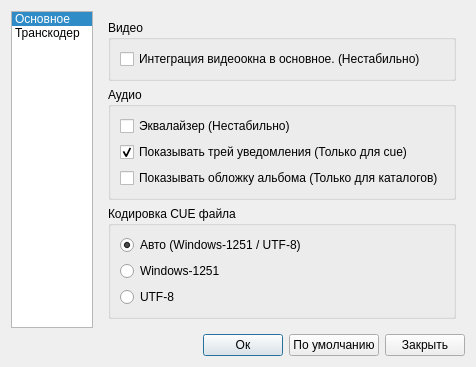
First picture: the form in ui/preferences.ui, repository ipse666/cueplayer, before the edit.
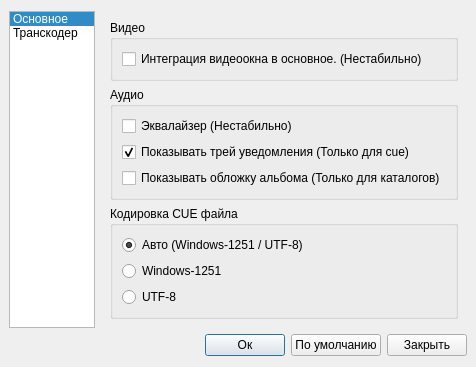
Second picture: the form after the edit. Icons and pictures are not drawn.

Patch:
```diff
--- a/ui/preferences.ui
+++ b/ui/preferences.ui
@@ -18,6 +18,12 @@
     <normaloff>:/images/preferences.png</normaloff>:/images/preferences.png</iconset>
   </property>
   <layout class="QGridLayout" name="gridLayout_4">
+   <property name="leftMargin">
+    <number>9</number>
+   </property>
+   <property name="rightMargin">
+    <number>9</number>
+   </property>
    <item row="0" column="0">
     <widget class="QListWidget" name="listWidget">
      <property name="sizePolicy">
```
